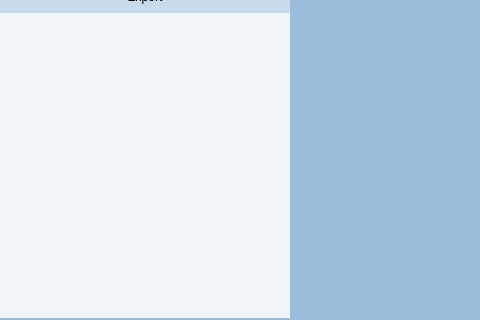
First picture: the form in src/windows/ui/main_window.ui, repository brachify/brachify, before the edit; both pictures show x 0 to 480 and y 152 to 472 of the 770 by 472 pixel window.
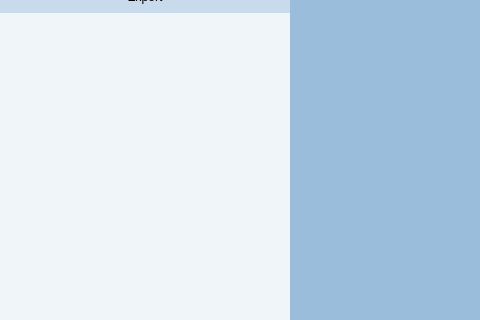
Second picture: the form after the edit. Icons and pictures are not drawn.

Commit message: bottom margins

Patch:
```diff
--- a/src/windows/ui/main_window.ui
+++ b/src/windows/ui/main_window.ui
@@ -113,7 +113,7 @@
        <number>0</number>
       </property>
       <property name="bottomMargin">
-       <number>2</number>
+       <number>0</number>
       </property>
       <item>
        <widget class="QWidget" name="top_menu_bar" native="true">
@@ -332,7 +332,7 @@
         <property name="minimumSize">
          <size>
           <width>290</width>
-          <height>100</height>
+          <height>305</height>
          </size>
         </property>
         <property name="maximumSize">
```
The commit also changes 1 other file.
